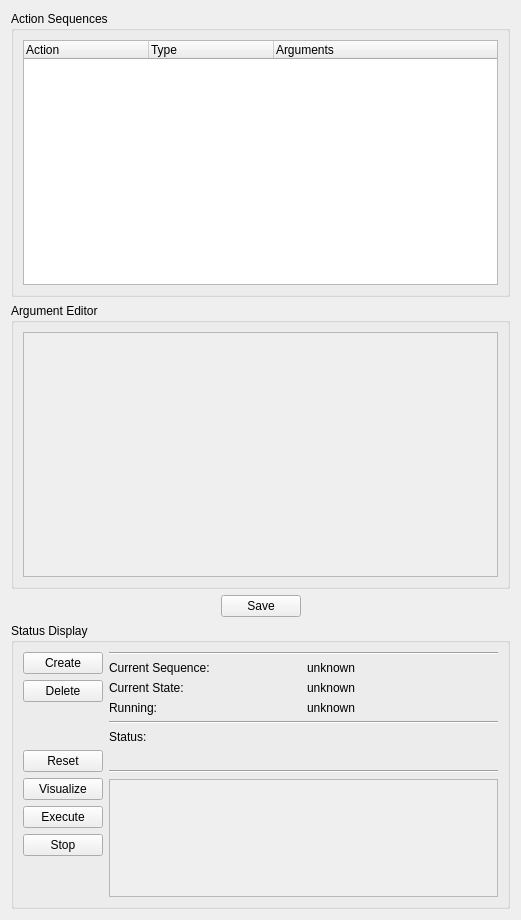
Qt form software/ddapp/src/app/ddActionManager.ui (openhumanoids/oh-distro) before a commit.
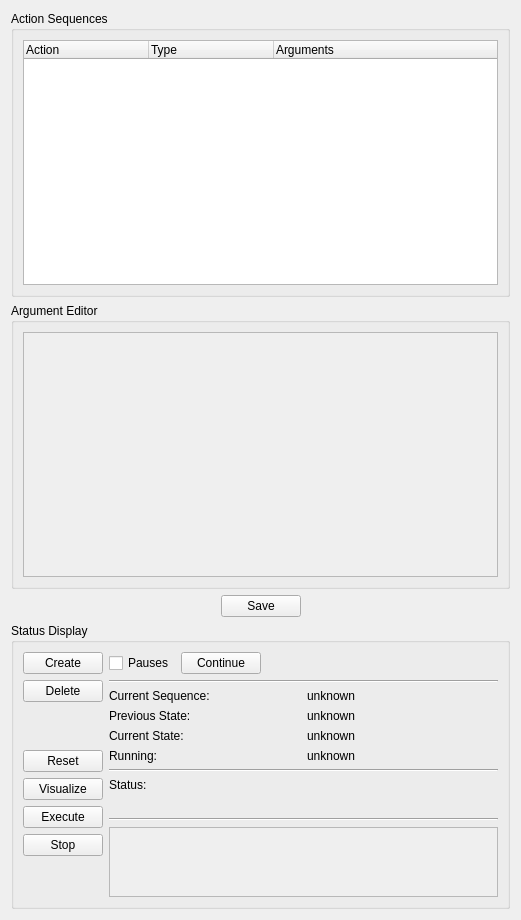
The same form after that commit.

Commit message: Continued work on pauses between actions.  Seems to be working. Has matching work on UI side to press button for resume.

```diff
--- a/software/ddapp/src/app/ddActionManager.ui
+++ b/software/ddapp/src/app/ddActionManager.ui
@@ -219,6 +219,37 @@
       </item>
       <item row="0" column="3">
        <layout class="QVBoxLayout" name="verticalLayout_4">
+        <item>
+         <layout class="QHBoxLayout" name="horizontalLayout_2">
+          <item>
+           <widget class="QCheckBox" name="pauseCheckBox">
+            <property name="text">
+             <string>Pauses</string>
+            </property>
+           </widget>
+          </item>
+          <item>
+           <widget class="QPushButton" name="resumeButton">
+            <property name="text">
+             <string>Continue</string>
+            </property>
+           </widget>
+          </item>
+          <item>
+           <spacer name="horizontalSpacer_3">
+            <property name="orientation">
+             <enum>Qt::Horizontal</enum>
+            </property>
+            <property name="sizeHint" stdset="0">
+             <size>
+              <width>40</width>
+              <height>20</height>
+             </size>
+            </property>
+           </spacer>
+          </item>
+         </layout>
+        </item>
         <item>
          <widget class="Line" name="line_3">
           <property name="orientation">
@@ -228,14 +259,14 @@
         </item>
         <item>
          <layout class="QGridLayout" name="gridLayout">
-          <item row="1" column="0">
+          <item row="2" column="0">
            <widget class="QLabel" name="label_2">
             <property name="text">
              <string>Current State:</string>
             </property>
            </widget>
           </item>
-          <item row="2" column="1">
+          <item row="3" column="1">
            <widget class="QLabel" name="runningLabel">
             <property name="text">
              <string>unknown</string>
@@ -249,7 +280,7 @@
             </property>
            </widget>
           </item>
-          <item row="2" column="0">
+          <item row="3" column="0">
            <widget class="QLabel" name="label_3">
             <property name="text">
              <string>Running:</string>
@@ -263,13 +294,27 @@
             </property>
            </widget>
           </item>
-          <item row="1" column="1">
+          <item row="2" column="1">
            <widget class="QLabel" name="stateLabel">
             <property name="text">
              <string>unknown</string>
             </property>
            </widget>
           </item>
+          <item row="1" column="0">
+           <widget class="QLabel" name="label_5">
+            <property name="text">
+             <string>Previous State:</string>
+            </property>
+           </widget>
+          </item>
+          <item row="1" column="1">
+           <widget class="QLabel" name="previousLabel">
+            <property name="text">
+             <string>unknown</string>
+            </property>
+           </widget>
+          </item>
          </layout>
         </item>
         <item>
@@ -317,7 +362,7 @@
              <x>0</x>
              <y>0</y>
              <width>380</width>
-             <height>138</height>
+             <height>80</height>
             </rect>
            </property>
            <layout class="QGridLayout" name="gridLayout_4"/>
```
The commit also changes 4 other files.
